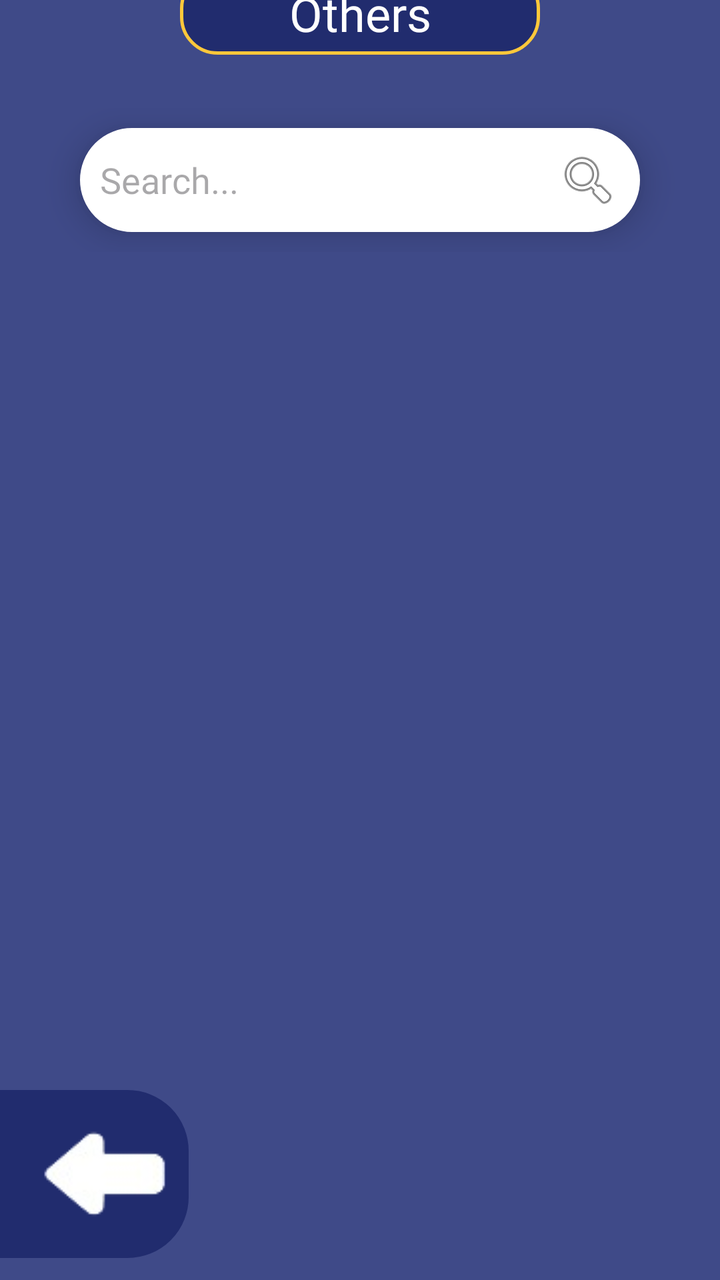
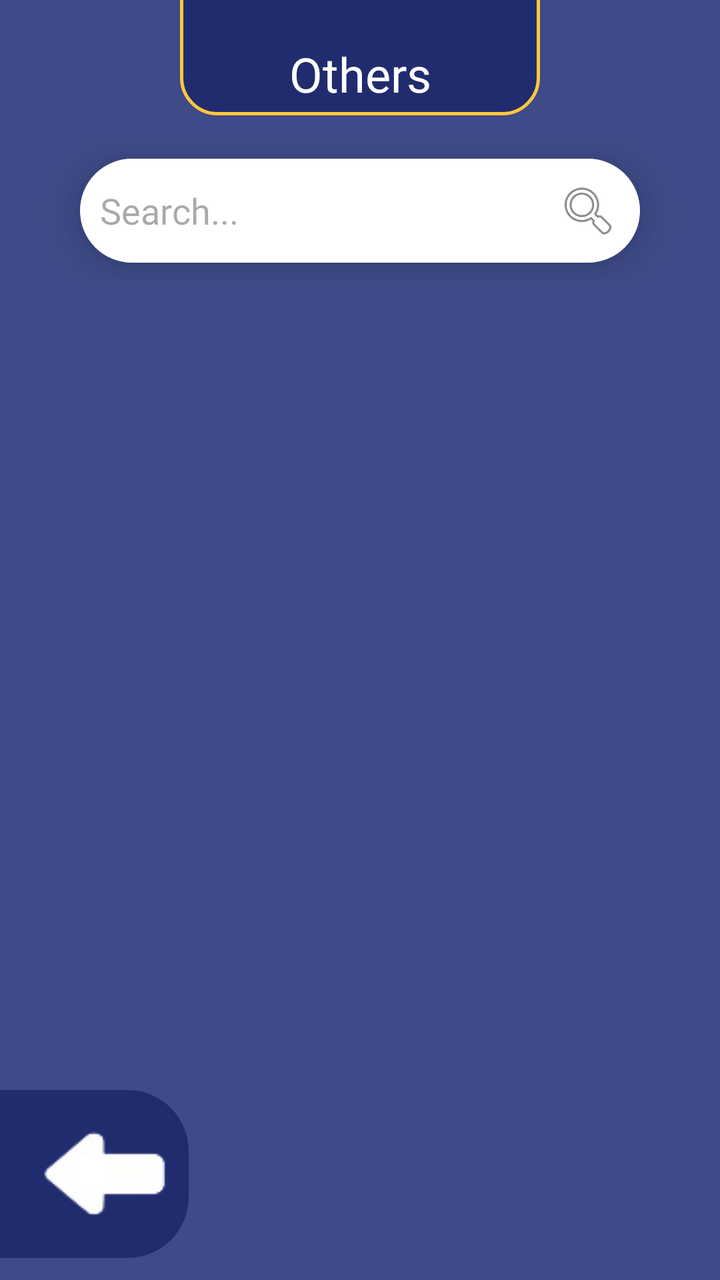

Screens rendered from an Android XML layout before and after an edit, with the pre-edit source and the edit as a unified diff.
<!-- AndroidManifest.xml: application theme Theme.LostAndFound -->
<!-- res/layout/activity_others.xml -->
<?xml version="1.0" encoding="utf-8"?>
<androidx.constraintlayout.widget.ConstraintLayout xmlns:android="http://schemas.android.com/apk/res/android"
    xmlns:app="http://schemas.android.com/apk/res-auto"
    xmlns:tools="http://schemas.android.com/tools"
    android:id="@+id/main"
    android:background="#3F4A88"
    android:layout_width="match_parent"
    android:layout_height="match_parent"
    android:fitsSystemWindows="false"
    tools:context="activities.lostandfound.student_filters.Electronics">


    <TextView
        android:id="@+id/TV_EmptyState"
        android:layout_width="wrap_content"
        android:layout_height="wrap_content"
        android:fontFamily="@font/konkhmer"
        android:text="There are currently no lost items post"
        android:textColor="@color/white"
        android:visibility="gone"
        android:textSize="16sp"
        app:layout_constraintBottom_toBottomOf="parent"
        app:layout_constraintEnd_toEndOf="parent"
        app:layout_constraintHorizontal_bias="0.495"
        app:layout_constraintStart_toStartOf="parent"
        app:layout_constraintTop_toTopOf="parent"
        app:layout_constraintVertical_bias="0.499" />

    <androidx.recyclerview.widget.RecyclerView
        android:id="@+id/RV_LatestPosts"
        android:layout_width="match_parent"
        android:layout_height="match_parent"
        android:layout_marginStart="20dp"
        android:layout_marginTop="175dp"
        android:layout_marginEnd="20dp"
        app:layout_constraintBottom_toBottomOf="parent"
        app:layout_constraintEnd_toEndOf="parent"
        app:layout_constraintHorizontal_bias="0.0"
        app:layout_constraintStart_toStartOf="parent"
        app:layout_constraintTop_toTopOf="parent"
        app:layout_constraintVertical_bias="0.0"
        tools:listitem="@layout/lost_item_" />


    <TextView
        android:id="@+id/textView15"
        android:layout_width="match_parent"
        android:layout_height="wrap_content"
        android:layout_marginStart="90dp"
        android:layout_marginTop="-30dp"
        android:layout_marginEnd="90dp"
        android:layout_marginBottom="12dp"
        android:background="@drawable/border"
        android:fontFamily="@font/konkhmer"
        android:gravity="center"
        android:text="Others"
        android:textColor="@color/white"
        android:textSize="24sp"
        app:layout_constraintBottom_toTopOf="@+id/linearLayout"
        app:layout_constraintEnd_toEndOf="parent"
        app:layout_constraintHorizontal_bias="0.0"
        app:layout_constraintStart_toStartOf="parent"
        app:layout_constraintTop_toTopOf="parent" />

    <LinearLayout
        android:id="@+id/linearLayout"
        android:layout_width="match_parent"
        android:layout_height="wrap_content"
        android:orientation="vertical"
        app:layout_constraintBottom_toBottomOf="parent"
        app:layout_constraintEnd_toEndOf="parent"
        app:layout_constraintHorizontal_bias="0.0"
        app:layout_constraintStart_toStartOf="parent"
        app:layout_constraintTop_toTopOf="parent"
        app:layout_constraintVertical_bias="0.095">

        <EditText
            android:id="@+id/ET_SearchElectronic"
            android:layout_width="match_parent"
            android:layout_height="wrap_content"
            android:layout_marginStart="40dp"
            android:layout_marginTop="10dp"
            android:layout_marginEnd="40dp"
            android:layout_marginBottom="10dp"
            android:background="@drawable/rounded_border"
            android:drawableRight="@android:drawable/ic_menu_search"
            android:elevation="10dp"
            android:fontFamily="@font/konkhmer"
            android:hint="Search..."
            android:inputType="text"
            android:textSize="18sp" />
    </LinearLayout>

    <LinearLayout
        android:id="@+id/linearLayout2"
        android:layout_width="match_parent"
        android:layout_height="wrap_content"
        android:orientation="horizontal"
        app:layout_constraintBottom_toBottomOf="parent"
        app:layout_constraintEnd_toEndOf="parent"
        app:layout_constraintHorizontal_bias="0.0"
        app:layout_constraintStart_toStartOf="parent"
        app:layout_constraintTop_toTopOf="parent"
        app:layout_constraintVertical_bias="0.98">


        <ImageView
            android:id="@+id/IV_returnBtn"
            android:layout_width="wrap_content"
            android:layout_height="wrap_content"
            android:layout_marginStart="-30dp"
            android:background="@drawable/rounded_border"
            android:backgroundTint="#212C6E"
            android:paddingStart="50dp"
            android:src="@drawable/back_icon" />


    </LinearLayout>


</androidx.constraintlayout.widget.ConstraintLayout>
<!-- res/layout/lost_item_.xml (included above) -->
<?xml version="1.0" encoding="utf-8"?>
<androidx.cardview.widget.CardView xmlns:android="http://schemas.android.com/apk/res/android"
    android:layout_width="match_parent"
    android:layout_height="wrap_content"
    xmlns:app="http://schemas.android.com/apk/res-auto"
    app:cardElevation="8dp"
    app:cardCornerRadius="8dp"
    android:layout_margin="10dp">
    
    <LinearLayout
        android:layout_width="match_parent"
        android:layout_height="wrap_content"
        android:layout_marginVertical="6dp"
        android:orientation="horizontal">

        <androidx.cardview.widget.CardView
            android:layout_width="wrap_content"
            android:layout_height="match_parent"
            android:layout_marginEnd="10dp"
            android:layout_marginStart="10dp">

            <ImageView
                android:id="@+id/IV_photoicon"
                android:layout_width="128dp"
                android:layout_height="match_parent"
                android:src="@drawable/photo_placeholder"/>


        </androidx.cardview.widget.CardView>

        <RelativeLayout
            android:layout_width="wrap_content"
            android:layout_height="wrap_content">

            <TextView
                android:id="@+id/TV_Status"
                android:layout_width="wrap_content"
                android:layout_height="wrap_content"
                android:layout_alignParentEnd="true"
                android:layout_marginTop="75dp"
                android:layout_marginEnd="10dp"
                android:background="@drawable/found_border"
                android:fontFamily="@font/konkhmer"
                android:paddingStart="15dp"
                android:paddingEnd="15dp"
                android:text="Found"
                android:textColor="#51af51"
                android:textSize="16sp" />

            <LinearLayout
                android:layout_width="wrap_content"
                android:layout_height="wrap_content"
                android:layout_gravity="center_vertical"
                android:orientation="vertical">

                <TextView
                    android:id="@+id/TV_Itemname"
                    android:layout_width="wrap_content"
                    android:layout_height="wrap_content"
                    android:fontFamily="@font/konkhmer"
                    android:text="Item Name"
                    android:textColor="@color/text_color"
                    android:textSize="23sp" />

                <TextView
                    android:id="@+id/TV_Place"
                    android:layout_width="wrap_content"
                    android:layout_height="wrap_content"
                    android:layout_marginTop="-15dp"
                    android:drawableLeft="@drawable/location_icon"
                    android:fontFamily="@font/konkhmer"
                    android:text="Place"
                    android:textColor="#D4D4D4"
                    android:textSize="15sp" />

                <TextView
                    android:id="@+id/TV_Date"
                    android:layout_width="wrap_content"
                    android:layout_height="wrap_content"
                    android:layout_marginTop="-11dp"
                    android:drawableLeft="@drawable/date_icon"
                    android:fontFamily="@font/konkhmer"
                    android:text="Date"
                    android:textColor="#D4D4D4"
                    android:textSize="15sp" />

            </LinearLayout>


        </RelativeLayout>

    </LinearLayout>

</androidx.cardview.widget.CardView>
<!-- resources referenced by this layout -->
<resources>
  <color name="text_color">#1C254E</color>
  <color name="white">#FFFFFFFF</color>
  <!-- drawable border (drawable) -->
  <?xml version="1.0" encoding="utf-8"?>
  <shape xmlns:android="http://schemas.android.com/apk/res/android"
      android:shape="rectangle">
      <solid android:color="#212C6E"/>
      <corners android:radius="18dp"/>
      <stroke android:width="1.5dp" android:color="@color/yellow"/>
      <padding android:top="5dp" android:bottom="5dp" android:left="5dp" android:right="5dp"/>
  </shape>
  <!-- drawable date_icon (drawable) -->
  <vector xmlns:android="http://schemas.android.com/apk/res/android" android:height="24dp" android:tint="#D4D4D4" android:viewportHeight="24" android:viewportWidth="24" android:width="24dp">
        
      <path android:fillColor="#D4D4D4" android:pathData="M9,11L7,11v2h2v-2zM13,11h-2v2h2v-2zM17,11h-2v2h2v-2zM19,4h-1L18,2h-2v2L8,4L8,2L6,2v2L5,4c-1.11,0 -1.99,0.9 -1.99,2L3,20c0,1.1 0.89,2 2,2h14c1.1,0 2,-0.9 2,-2L21,6c0,-1.1 -0.9,-2 -2,-2zM19,20L5,20L5,9h14v11z"/>
      
  </vector>
  <!-- drawable found_border (drawable) -->
  <?xml version="1.0" encoding="utf-8"?>
  <shape xmlns:android="http://schemas.android.com/apk/res/android"
      android:shape="rectangle">
      <solid android:color="#82ED82"/>
      <corners android:radius="8dp"/>
  </shape>
  <!-- drawable location_icon (drawable) -->
  <vector xmlns:android="http://schemas.android.com/apk/res/android"
      android:height="24dp"
      android:tint="#D4D4D4" android:viewportHeight="960" android:viewportWidth="960" android:width="24dp">
        
      <path android:fillColor="#D4D4D4"
          android:pathData="M480,480Q513,480 536.5,456.5Q560,433 560,400Q560,367 536.5,343.5Q513,320 480,320Q447,320 423.5,343.5Q400,367 400,400Q400,433 423.5,456.5Q447,480 480,480ZM480,774Q602,662 661,570.5Q720,479 720,408Q720,299 650.5,229.5Q581,160 480,160Q379,160 309.5,229.5Q240,299 240,408Q240,479 299,570.5Q358,662 480,774ZM480,880Q319,743 239.5,625.5Q160,508 160,408Q160,258 256.5,169Q353,80 480,80Q607,80 703.5,169Q800,258 800,408Q800,508 720.5,625.5Q641,743 480,880ZM480,400Q480,400 480,400Q480,400 480,400Q480,400 480,400Q480,400 480,400Q480,400 480,400Q480,400 480,400Q480,400 480,400Q480,400 480,400Z"/>
      
  </vector>
  <!-- drawable rounded_border (drawable) -->
  <?xml version="1.0" encoding="utf-8"?>
  <shape xmlns:android="http://schemas.android.com/apk/res/android"
      android:shape="rectangle">
      <solid android:color="#ffffff"/>
      <corners android:radius="30dp"/>
      <stroke android:width="1dp" android:color="@color/white"/>
      <padding android:top="10dp" android:bottom="10dp" android:left="10dp" android:right="10dp"/>
  </shape>
  <style name="Theme.LostAndFound" parent="Base.Theme.LostAndFound" />
  <color name="yellow">#FFC83A</color>
  <style name="Base.Theme.LostAndFound" parent="Theme.Material3.DayNight.NoActionBar">
          
          
      </style>
  <!-- unchanged entries left out for length: 2 -->
</resources>

<!-- the commit's change to res/layout/activity_others.xml (unified diff, before → after) -->
@@ -31,7 +31,7 @@
         android:layout_width="match_parent"
         android:layout_height="match_parent"
         android:layout_marginStart="20dp"
-        android:layout_marginTop="175dp"
+        android:layout_marginTop="185dp"
         android:layout_marginEnd="20dp"
         app:layout_constraintBottom_toBottomOf="parent"
         app:layout_constraintEnd_toEndOf="parent"
@@ -53,6 +53,7 @@
         android:background="@drawable/border"
         android:fontFamily="@font/konkhmer"
         android:gravity="center"
+        android:paddingTop="50dp"
         android:text="Others"
         android:textColor="@color/white"
         android:textSize="24sp"
@@ -60,7 +61,8 @@
         app:layout_constraintEnd_toEndOf="parent"
         app:layout_constraintHorizontal_bias="0.0"
         app:layout_constraintStart_toStartOf="parent"
-        app:layout_constraintTop_toTopOf="parent" />
+        app:layout_constraintTop_toTopOf="parent"
+        app:layout_constraintVertical_bias="0.466" />
 
     <LinearLayout
         android:id="@+id/linearLayout"
@@ -72,7 +74,7 @@
         app:layout_constraintHorizontal_bias="0.0"
         app:layout_constraintStart_toStartOf="parent"
         app:layout_constraintTop_toTopOf="parent"
-        app:layout_constraintVertical_bias="0.095">
+        app:layout_constraintVertical_bias="0.122">
 
         <EditText
             android:id="@+id/ET_SearchElectronic"
@@ -123,7 +125,7 @@
 <?xml version="1.0" encoding="utf-8"?>
 <androidx.cardview.widget.CardView xmlns:android="http://schemas.android.com/apk/res/android"
     android:layout_width="match_parent"
-    android:layout_height="wrap_content"
+    android:layout_height="120dp"
     xmlns:app="http://schemas.android.com/apk/res-auto"
     app:cardElevation="8dp"
     app:cardCornerRadius="8dp"
@@ -176,6 +178,7 @@
                 android:orientation="vertical">
 
                 <TextView
+                    android:includeFontPadding="false"
                     android:id="@+id/TV_Itemname"
                     android:layout_width="wrap_content"
                     android:layout_height="wrap_content"
<!-- resource entries referenced after the edit -->
@@ -47,6 +47,10 @@
   <style name="Base.Theme.LostAndFound" parent="Theme.Material3.DayNight.NoActionBar">
           
           
+              <item name="drawerArrowStyle">@style/DrawerIcon</item>
+      </style>
+  <style name="DrawerIcon" parent="Widget.AppCompat.DrawerArrowToggle">
+          <item name="color">@color/white</item>
       </style>
   <!-- unchanged entries left out for length: 2 -->
 </resources>
